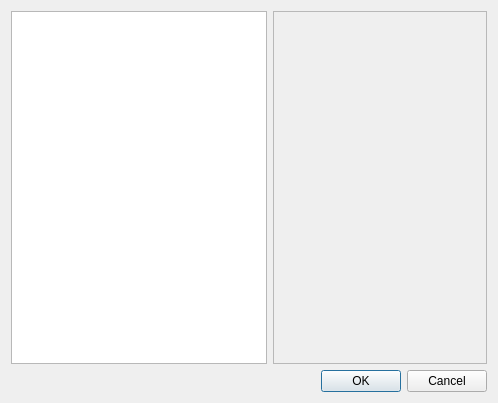
Old version of the form charmapdialog.ui in the repository andryblack/fontbuilder.
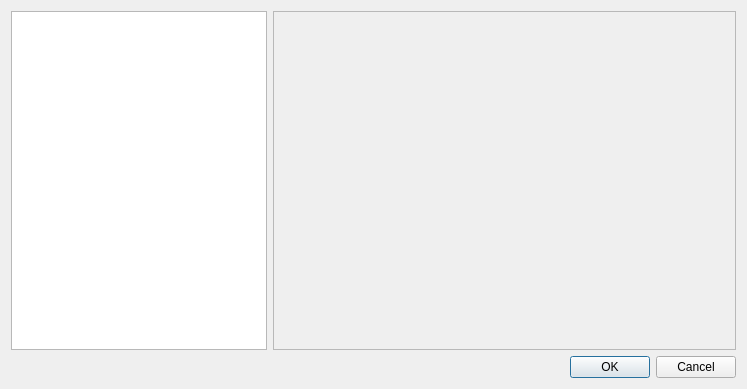
New version of the form. Custom widgets are drawn as their Qt base class.

```diff
--- a/charmapdialog.ui
+++ b/charmapdialog.ui
@@ -6,8 +6,8 @@
    <rect>
     <x>0</x>
     <y>0</y>
-    <width>498</width>
-    <height>403</height>
+    <width>747</width>
+    <height>389</height>
    </rect>
   </property>
   <property name="windowTitle">
@@ -30,8 +30,8 @@
        <rect>
         <x>0</x>
         <y>0</y>
-        <width>214</width>
-        <height>342</height>
+        <width>463</width>
+        <height>330</height>
        </rect>
       </property>
       <layout class="QGridLayout" name="gridLayout">
```
